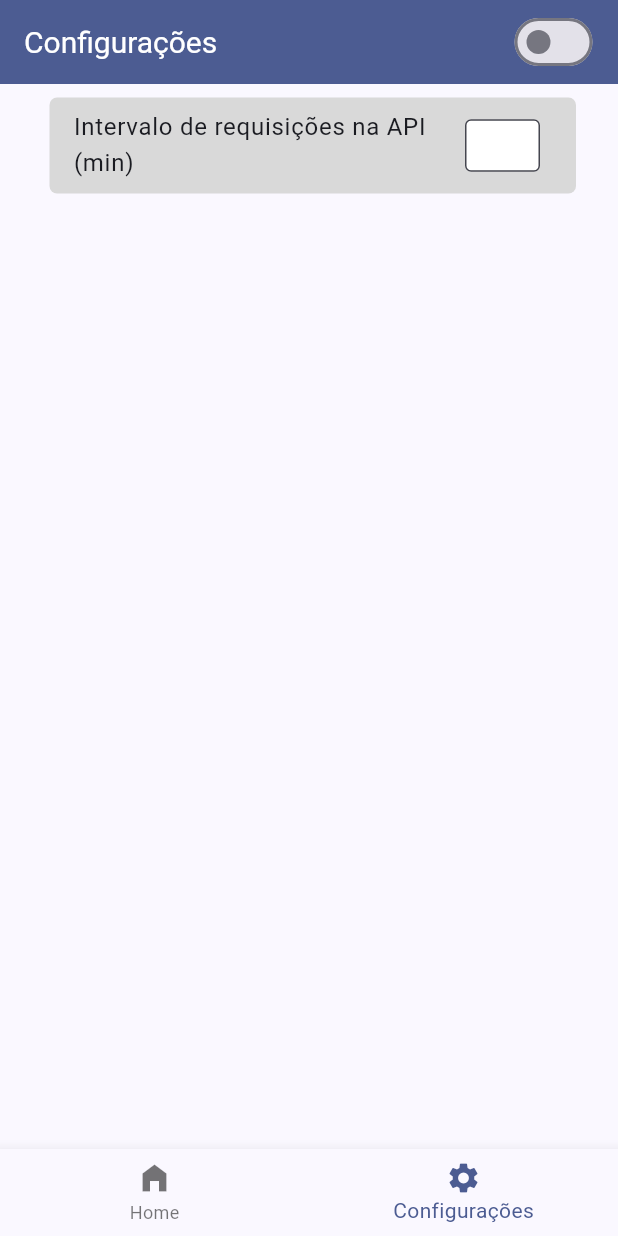
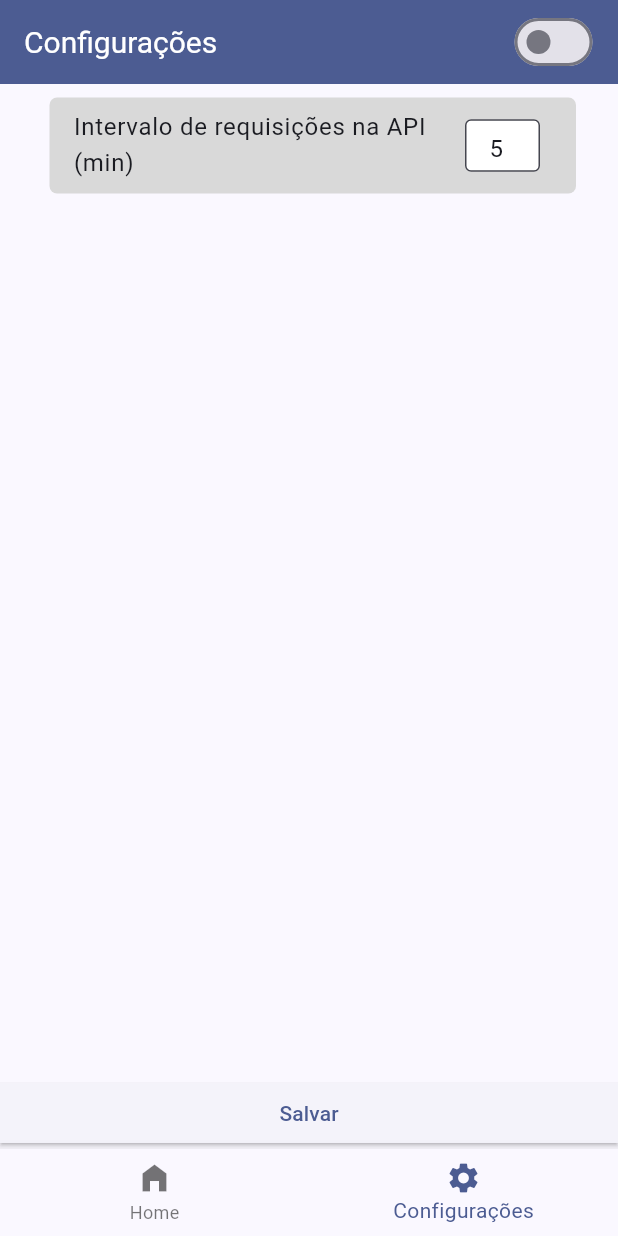
Before and after one commit to Tyrael122/background-contact-saver, a Flutter app: the screen it shows after launch, item 2 of the bottom bar chosen, on a phone screen of 412 x 824 dp. Run offline on Flutter 3.47's test engine with Material 2 defaults, Android fonts, the phone set to English and light mode, and no system bars; missing offline and left inert: flutter_background.

```diff
--- a/lib/controllers/contact_manager_service.dart
+++ b/lib/controllers/contact_manager_service.dart
@@ -23,8 +23,12 @@ class ContactManagerService {
   void setInterval(int requestIntervalInMin) {
     _requestIntervalInMin = requestIntervalInMin;
 
-    stopService();
-    startService();
+    // stopService();
+    // startService();
+  }
+
+  int getRequestInterval() {
+    return _requestIntervalInMin;
   }
 
   Future<bool> startService() async {
@@ -108,7 +112,7 @@ class ContactManagerService {
   }
 
   Timer _startServiceThread() {
-    return Timer.periodic(Duration(seconds: 5), (timer) {
+    return Timer.periodic(Duration(seconds: _requestIntervalInMin), (timer) {
       print("The background task is running.");
     });
   }
--- a/lib/main.dart
+++ b/lib/main.dart
@@ -45,7 +45,7 @@ class _MyHomePageState extends State<MyHomePage> {
       case 0:
         return const HomePage();
       case 1:
-        return const SettingsPage();
+        return SettingsPage(contactManagerService: _contactManagerService,);
       default:
         return const Placeholder();
     }
--- a/lib/pages/settings_page.dart
+++ b/lib/pages/settings_page.dart
@@ -1,10 +1,17 @@
+import 'package:contacts_manager/controllers/contact_manager_service.dart';
 import 'package:flutter/material.dart';
 
 class SettingsPage extends StatelessWidget {
-  const SettingsPage({super.key});
+  SettingsPage({super.key, required this.contactManagerService});
+
+  final ContactManagerService contactManagerService;
+  final _intervalRequestApiController = TextEditingController();
 
   @override
   Widget build(BuildContext context) {
+    _intervalRequestApiController.text =
+        contactManagerService.getRequestInterval().toString();
+
     return Center(
       child: Column(
         crossAxisAlignment: CrossAxisAlignment.stretch,
@@ -25,16 +32,17 @@ class SettingsPage extends StatelessWidget {
                   title: const Text("Intervalo de requisições na API (min)"),
                   shape: RoundedRectangleBorder(
                       borderRadius: BorderRadius.circular(5)),
-                  trailing: const SizedBox(
+                  trailing: SizedBox(
                     width: 50,
                     height: 35,
                     child: TextField(
+                      controller: _intervalRequestApiController,
                       textAlignVertical: TextAlignVertical.top,
                       keyboardType: TextInputType.number,
                       maxLength: 2,
                       maxLines: 1,
-                      style: TextStyle(fontSize: 16, height: 1.2),
-                      decoration: InputDecoration(
+                      style: const TextStyle(fontSize: 16, height: 1.2),
+                      decoration: const InputDecoration(
                         isDense: true,
                         counterText: '',
                         border: OutlineInputBorder(),
@@ -46,7 +54,17 @@ class SettingsPage extends StatelessWidget {
                 );
               },
             ),
-          )
+          ),
+          ElevatedButton(
+              style: ElevatedButton.styleFrom(
+                shape: RoundedRectangleBorder(
+                    borderRadius: BorderRadius.circular(0)),
+              ),
+              onPressed: () {
+                contactManagerService
+                    .setInterval(int.parse(_intervalRequestApiController.text));
+              },
+              child: const Text("Salvar"))
         ],
       ),
     );
```
